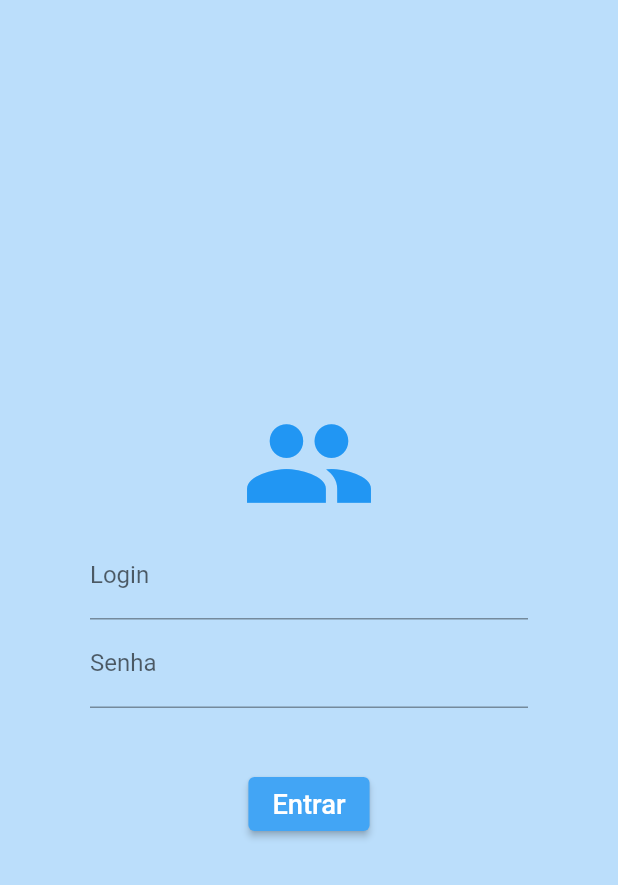
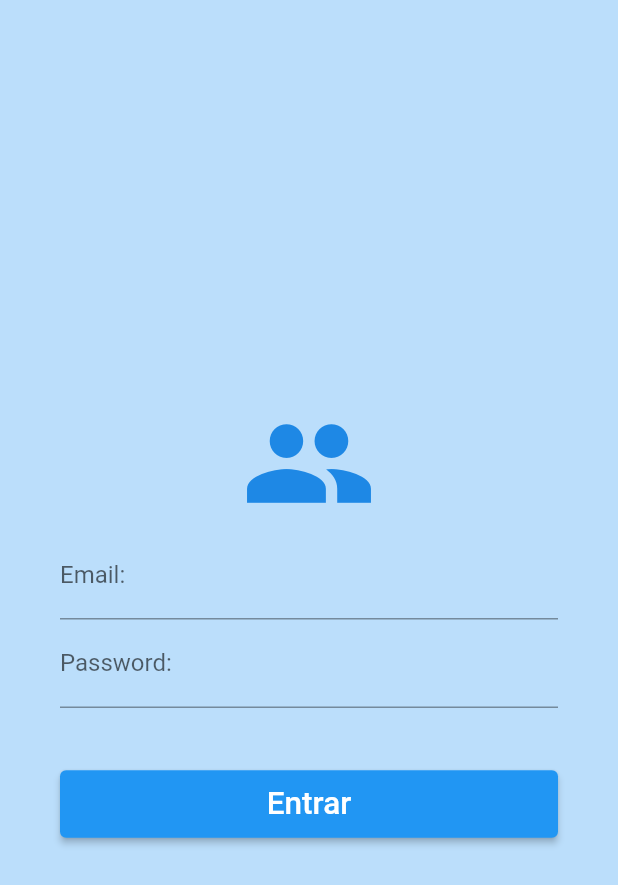
Before and after one commit to e-medeiros1/login_page, a Flutter app: the screen it shows after launch, on a phone screen of 412 x 824 dp. Shown: the top 885 px of the screen. Run offline on Flutter 3.47's test engine with Material 2 defaults, Android fonts, the phone set to English and light mode, and no system bars.

Commit message:
Sexto_app

```diff
--- a/lib/controllers/login_controller.dart
+++ b/lib/controllers/login_controller.dart
@@ -10,7 +10,9 @@ class LoginController {
   SetSenha(String value) => _senha = value;
 
   Future<bool> auth() async {
+    inLoader.value = true;
     await Future.delayed(const Duration(seconds: 2));
+    inLoader.value = false;
 
     return _login == 'admin' && _senha == '123';
   }
--- a/lib/pages/login_page.dart
+++ b/lib/pages/login_page.dart
@@ -13,25 +13,29 @@ class LoginPage extends StatelessWidget {
     return Scaffold(
       backgroundColor: Colors.blue[100],
       body: Container(
-        padding: EdgeInsets.all(60),
+        padding: EdgeInsets.all(40),
         child: SizedBox(
           child: Column(
             mainAxisAlignment: MainAxisAlignment.center,
             crossAxisAlignment: CrossAxisAlignment.center,
             children: [
+              //Ícone
               Icon(
                 Icons.people,
                 size: 90,
-                color: Colors.blue,
+                color: Colors.blue[600],
               ),
               TextField(
+                style: TextStyle(color: Colors.black),
                 decoration: InputDecoration(
-                    label: Text('Login'), hintText: 'example@email.com'),
+                  label: Text('Email:'),
+                  hintText: 'example@email.com',
+                ),
                 onChanged: _controller.SetLogin,
               ),
               TextField(
                 decoration: InputDecoration(
-                  label: Text('Senha'),
+                  label: Text('Password:'),
                 ),
                 obscureText: true,
                 onChanged: _controller.SetSenha,
@@ -39,6 +43,7 @@ class LoginPage extends StatelessWidget {
               SizedBox(
                 height: 40,
               ),
+              //ElevatedButton com CircularProgressIndicator + backend de login
               ValueListenableBuilder<bool>(
                 valueListenable: _controller.inLoader,
                 builder: (_, inLoader, __) => inLoader
@@ -55,10 +60,13 @@ class LoginPage extends StatelessWidget {
                             },
                           );
                         },
-                        child: Text('Entrar', textScaleFactor: 1.3),
+                        child: Text('Entrar', textScaleFactor: 1.5),
                         style: ButtonStyle(
-                            backgroundColor:
-                                MaterialStateProperty.all(Colors.blue[400])),
+                          backgroundColor:
+                              MaterialStateProperty.all(Colors.blueAccent[600]),
+                          minimumSize:
+                              MaterialStateProperty.all(Size.fromHeight(45)),
+                        ),
                       ),
               )
             ],
```
